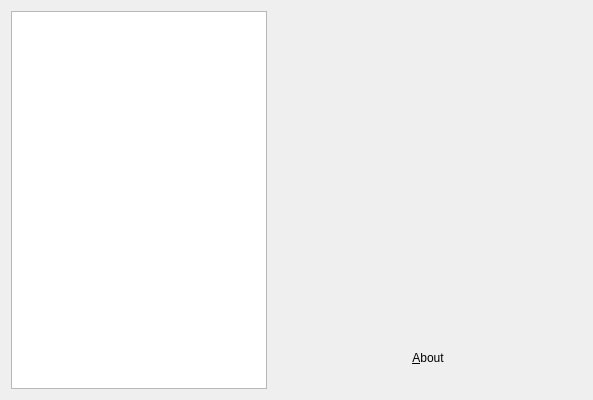
First picture: the form in src/modules/greeting/GreetingPage.ui, repository calamares/calamares, before the edit.
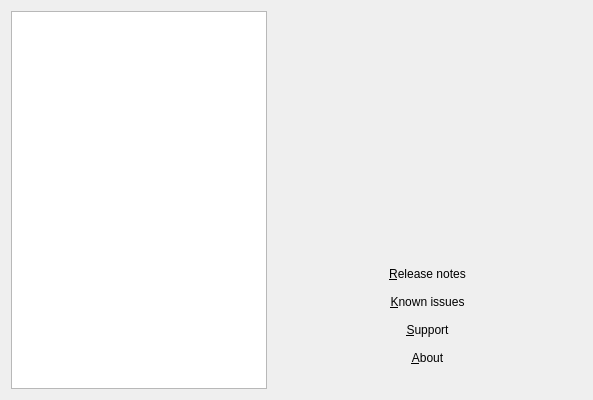
Second picture: the form after the edit.

Commit message: Show/hide available links based on greeting.conf and Branding.

Diff of the .ui file:
```diff
--- a/src/modules/greeting/GreetingPage.ui
+++ b/src/modules/greeting/GreetingPage.ui
@@ -97,6 +97,38 @@
         </spacer>
        </item>
        <item>
+        <layout class="QVBoxLayout" name="verticalLayout_2">
+         <item>
+          <widget class="QPushButton" name="releaseNotesButton">
+           <property name="text">
+            <string>&amp;Release notes</string>
+           </property>
+           <property name="flat">
+            <bool>true</bool>
+           </property>
+          </widget>
+         </item>
+         <item>
+          <widget class="QPushButton" name="knownIssuesButton">
+           <property name="text">
+            <string>&amp;Known issues</string>
+           </property>
+           <property name="flat">
+            <bool>true</bool>
+           </property>
+          </widget>
+         </item>
+         <item>
+          <widget class="QPushButton" name="supportButton">
+           <property name="text">
+            <string>&amp;Support</string>
+           </property>
+           <property name="flat">
+            <bool>true</bool>
+           </property>
+          </widget>
+         </item>
+         <item>
         <widget class="QPushButton" name="aboutButton">
          <property name="text">
           <string>&amp;About</string>
@@ -105,6 +137,8 @@
           <bool>true</bool>
          </property>
         </widget>
+         </item>
+        </layout>
        </item>
        <item>
         <spacer name="horizontalSpacer_2">
```
Lines whose indentation alone changed are shown as unchanged. The commit also changes 2 other files.
